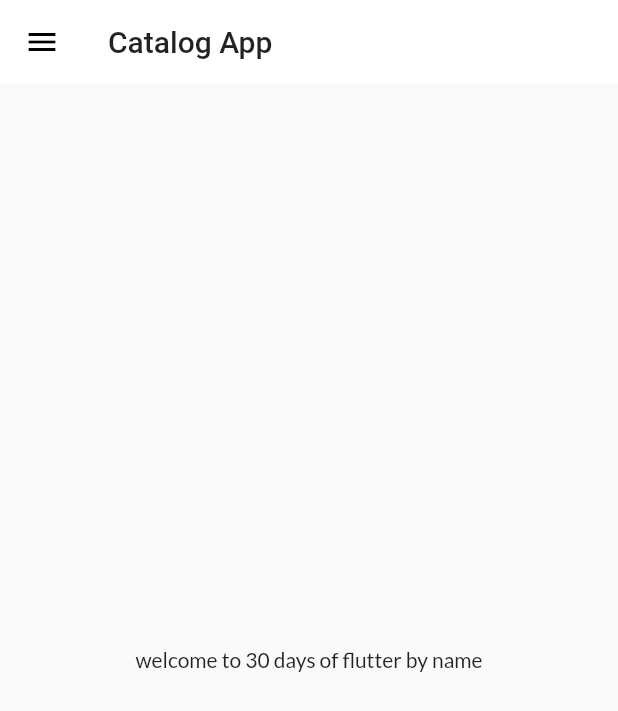
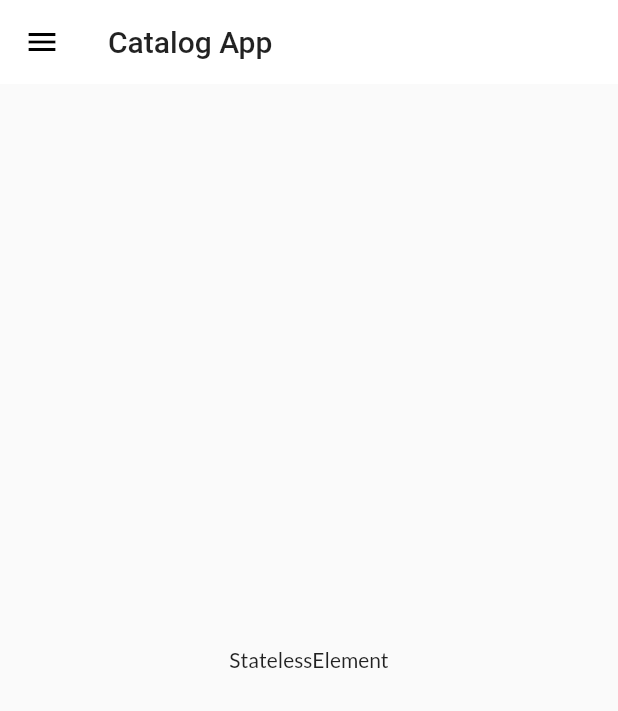
Before and after one commit to Kheersagarpatel/30daysofflutter, a Flutter app: the screen it shows after launch, on a phone screen of 412 x 824 dp. Shown: the top 711 px of the screen. Run offline on Flutter 3.47's test engine with Material 2 defaults, Android fonts, the phone set to English and light mode, and no system bars; our stand-ins replace google_fonts.

Commit message:
Day 11 completed

```diff
--- a/lib/pages/home_page.dart
+++ b/lib/pages/home_page.dart
@@ -15,7 +15,7 @@ class HomePage extends StatelessWidget {
       ),
       body: Center(
         child: Container(
-          child: const Text("welcome to 30 days of flutter by name"),
+          child: Text(context.runtimeType.toString()),
         ),
       ),
       drawer: const MyDrawer(),
```
Also changed, not shown: lib/models/catalog.dart (+12 -1 lines).
